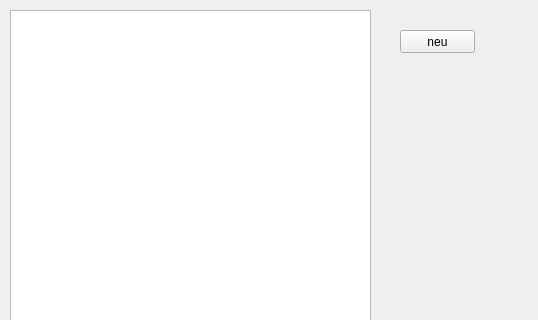
Above: Dialoge/dialog_kostenstellen.ui from TischlerWilly/azwkz before the change; both pictures show x 0 to 538 and y 0 to 320 of the 538 by 578 pixel window. Below: the same form after it.
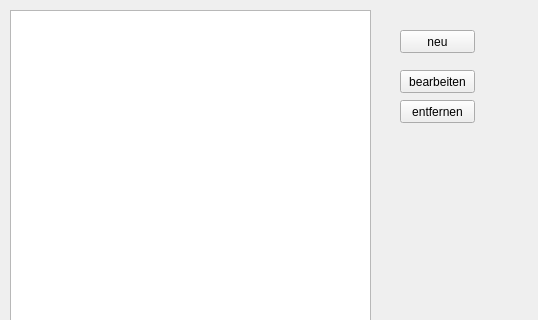
That is the form after the change.

```diff
--- a/Dialoge/dialog_kostenstellen.ui
+++ b/Dialoge/dialog_kostenstellen.ui
@@ -68,6 +68,32 @@
     <string>neu</string>
    </property>
   </widget>
+  <widget class="QPushButton" name="pushButton_edit">
+   <property name="geometry">
+    <rect>
+     <x>400</x>
+     <y>70</y>
+     <width>75</width>
+     <height>23</height>
+    </rect>
+   </property>
+   <property name="text">
+    <string>bearbeiten</string>
+   </property>
+  </widget>
+  <widget class="QPushButton" name="pushButton_entfernen">
+   <property name="geometry">
+    <rect>
+     <x>400</x>
+     <y>100</y>
+     <width>75</width>
+     <height>23</height>
+    </rect>
+   </property>
+   <property name="text">
+    <string>entfernen</string>
+   </property>
+  </widget>
   <action name="tabelle_sortieren">
    <property name="text">
     <string>tabelle_sortieren</string>
```
